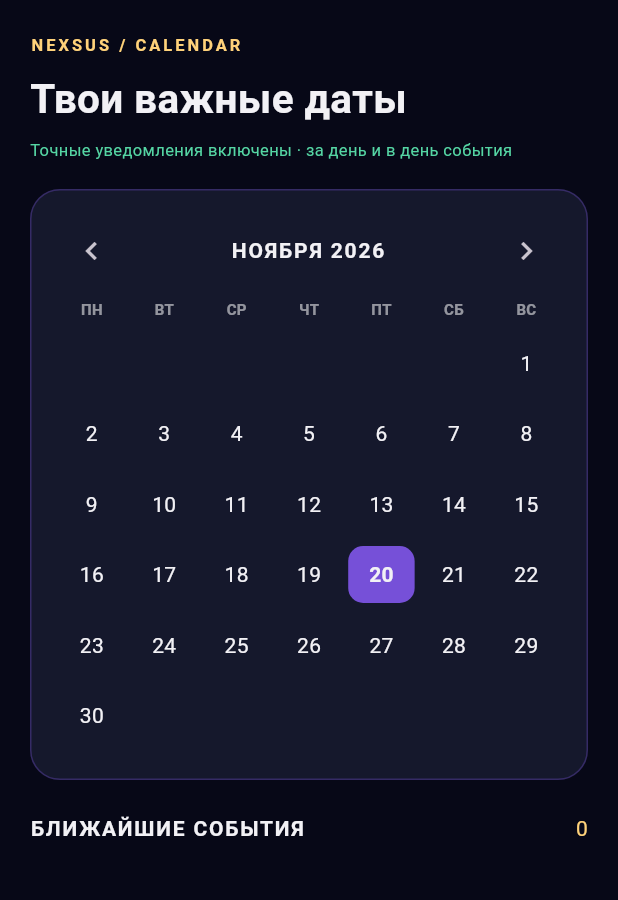
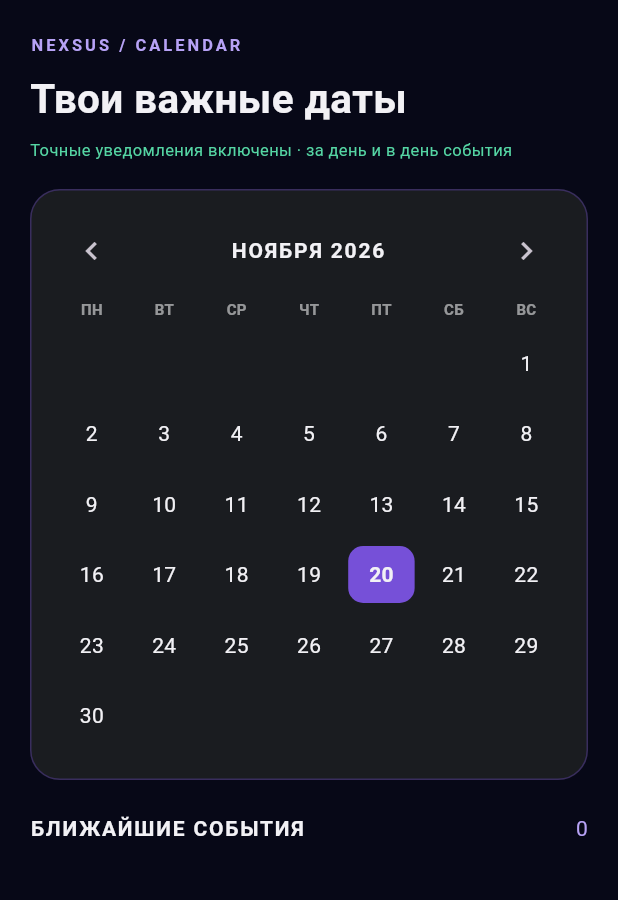
Before and after one commit to ddisa8679-sys/NEXSUS, a Flutter app: the screen it shows once a user with an empty profile is signed in, item 4 of the bottom bar chosen, on a phone screen of 412 x 824 dp. Shown: the top 900 px of the screen. Run offline on Flutter 3.47's test engine with Material 3 defaults, Android fonts, the phone set to English and light mode, and no system bars; our stand-ins replace firebase_auth, firebase_core, flutter_local_notifications, flutter_timezone, flutter_tts, shared_preferences and 2 more; missing offline and left inert: llama_flutter_android; accounts and stored records are empty; network calls fail.

Commit message:
Unify screen surfaces and accents for minimal UI

```diff
--- a/lib/calendar_screen.dart
+++ b/lib/calendar_screen.dart
@@ -287,7 +287,7 @@ class _CalendarScreenState extends State<CalendarScreen> {
       body: SafeArea(child: !_loaded ? const Center(child: CircularProgressIndicator()) : ListView(
         padding: const EdgeInsets.fromLTRB(20, 22, 20, 100),
         children: [
-          const Text('NEXSUS / CALENDAR', style: TextStyle(color: Color(0xFFFFD27A), fontSize: 11, letterSpacing: 2, fontWeight: FontWeight.bold)),
+          const Text('NEXSUS / CALENDAR', style: TextStyle(color: Color(0xFFB7A2F6), fontSize: 11, letterSpacing: 2, fontWeight: FontWeight.bold)),
           const SizedBox(height: 8),
           Text(AppText.tx('Твои важные даты', 'Your important dates'), style: TextStyle(fontSize: 27, fontWeight: FontWeight.bold)),
           const SizedBox(height: 7),
@@ -295,7 +295,7 @@ class _CalendarScreenState extends State<CalendarScreen> {
           const SizedBox(height: 18),
           Container(
             padding: const EdgeInsets.all(16),
-            decoration: BoxDecoration(color: const Color(0xFF15182C), borderRadius: BorderRadius.circular(20), border: Border.all(color: const Color(0x557650D8))),
+            decoration: BoxDecoration(color: const Color(0xFF1A1C20), borderRadius: BorderRadius.circular(20), border: Border.all(color: const Color(0x557650D8))),
             child: Column(children: [
               Row(children: [
                 IconButton(onPressed: () => setState(() => _selectedMonth = DateTime(_selectedMonth.year, _selectedMonth.month - 1)), icon: const Icon(Icons.chevron_left)),
@@ -321,11 +321,11 @@ class _CalendarScreenState extends State<CalendarScreen> {
                     decoration: BoxDecoration(
                       color: isToday ? const Color(0xFF7650D8) : Colors.transparent,
                       borderRadius: BorderRadius.circular(10),
-                      border: hasEvent && !isToday ? Border.all(color: const Color(0xFFFFD27A)) : null,
+                      border: hasEvent && !isToday ? Border.all(color: const Color(0xFFB7A2F6)) : null,
                     ),
                     child: Stack(alignment: Alignment.center, children: [
                       Text('$day', style: TextStyle(fontWeight: isToday || hasEvent ? FontWeight.bold : FontWeight.normal)),
-                      if (hasEvent) const Positioned(bottom: 3, child: Icon(Icons.circle, size: 4, color: Color(0xFFFFD27A))),
+                      if (hasEvent) const Positioned(bottom: 3, child: Icon(Icons.circle, size: 4, color: Color(0xFFB7A2F6))),
                     ]),
                   ));
                 })),
@@ -333,11 +333,11 @@ class _CalendarScreenState extends State<CalendarScreen> {
             ]),
           ),
           const SizedBox(height: 22),
-          Row(children: [Expanded(child: Text(AppText.tx('БЛИЖАЙШИЕ СОБЫТИЯ', 'UPCOMING EVENTS'), style: TextStyle(fontWeight: FontWeight.bold, letterSpacing: 1.2))), Text('${upcoming.length}', style: const TextStyle(color: Color(0xFFFFD27A)))]),
+          Row(children: [Expanded(child: Text(AppText.tx('БЛИЖАЙШИЕ СОБЫТИЯ', 'UPCOMING EVENTS'), style: TextStyle(fontWeight: FontWeight.bold, letterSpacing: 1.2))), Text('${upcoming.length}', style: const TextStyle(color: Color(0xFFB7A2F6)))]),
           const SizedBox(height: 10),
           if (upcoming.isEmpty)
             Padding(padding: const EdgeInsets.symmetric(vertical: 28), child: Column(children: [
-              Icon(Icons.event_available, size: 46, color: Color(0xFFB99AFF)),
+              Icon(Icons.event_available, size: 46, color: Color(0xFFB7A2F6)),
               SizedBox(height: 10),
               Text(AppText.tx('Пока нет важных дат', 'No important dates yet'), style: TextStyle(fontWeight: FontWeight.bold)),
               SizedBox(height: 5),
@@ -351,11 +351,11 @@ class _CalendarScreenState extends State<CalendarScreen> {
               return Container(
                 margin: const EdgeInsets.only(bottom: 9),
                 padding: const EdgeInsets.all(14),
-                decoration: BoxDecoration(color: const Color(0xFF15182C), borderRadius: BorderRadius.circular(16), border: Border.all(color: const Color(0x332D2C4A))),
+                decoration: BoxDecoration(color: const Color(0xFF1A1C20), borderRadius: BorderRadius.circular(16), border: Border.all(color: const Color(0x332D2C4A))),
                 child: Row(children: [
-                  Container(width: 48, height: 52, decoration: BoxDecoration(color: const Color(0xFF30234F), borderRadius: BorderRadius.circular(12)), child: Column(mainAxisAlignment: MainAxisAlignment.center, children: [
+                  Container(width: 48, height: 52, decoration: BoxDecoration(color: const Color(0xFF292B31), borderRadius: BorderRadius.circular(12)), child: Column(mainAxisAlignment: MainAxisAlignment.center, children: [
                     Text(date.day.toString().padLeft(2, '0'), style: const TextStyle(fontSize: 19, fontWeight: FontWeight.bold)),
-                    Text(monthNames[date.month - 1].substring(0, 3), style: const TextStyle(fontSize: 10, color: Color(0xFFFFD27A))),
+                    Text(monthNames[date.month - 1].substring(0, 3), style: const TextStyle(fontSize: 10, color: Color(0xFFB7A2F6))),
                   ])),
                   const SizedBox(width: 12),
                   Expanded(child: Column(crossAxisAlignment: CrossAxisAlignment.start, children: [
```
